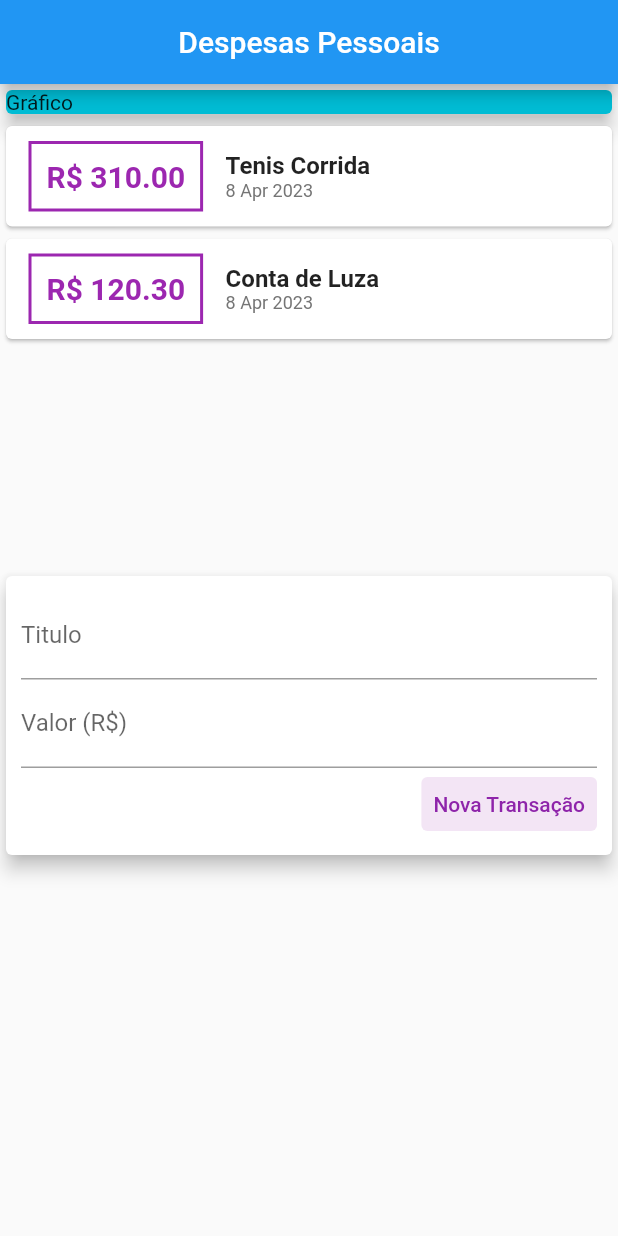
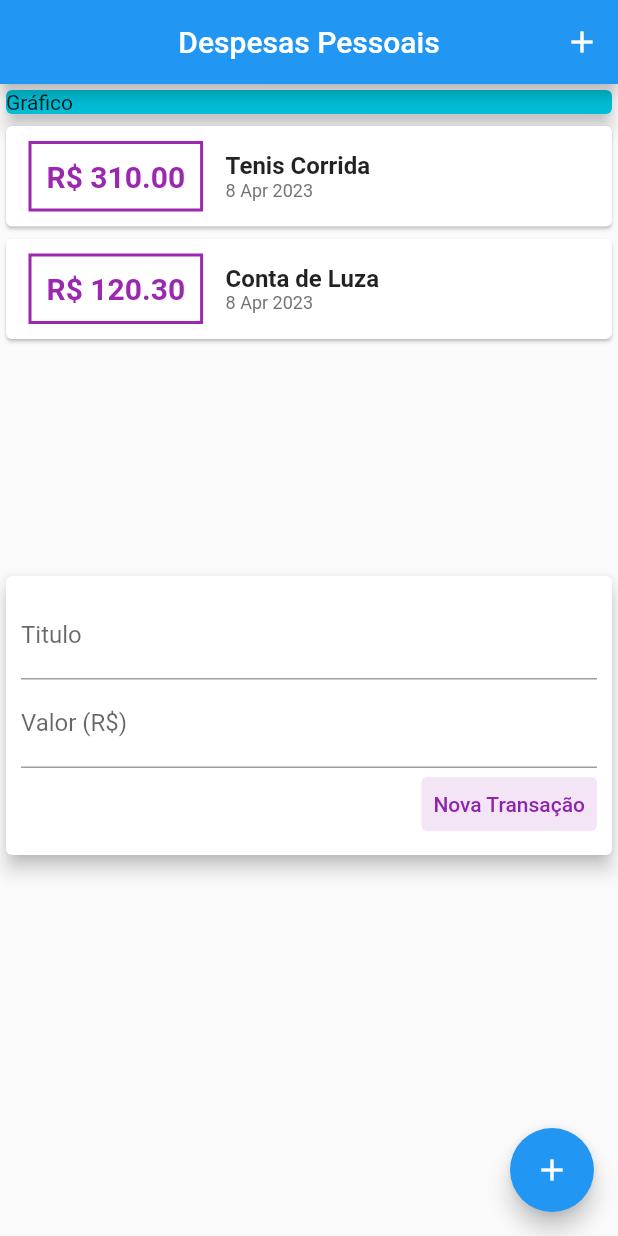
Before and after one commit to 9reis/despesas_pessoais__flutter, a Flutter app: the screen it shows after launch, on a phone screen of 412 x 824 dp. Run offline on Flutter 3.47's test engine with Material 2 defaults, Android fonts, the phone set to English and light mode, and no system bars.

Commit message:
Botoes para adicionar Transação

```diff
--- a/lib/main.dart
+++ b/lib/main.dart
@@ -25,6 +25,12 @@ class MyHomePage extends StatelessWidget {
       appBar: AppBar(
         title: Text('Despesas Pessoais'),
         centerTitle: true,
+        actions: [
+          IconButton(
+            icon: Icon(Icons.add),
+            onPressed: () {},
+          ),
+        ],
       ),
       body: SingleChildScrollView(
         child: Column(
@@ -41,6 +47,10 @@ class MyHomePage extends StatelessWidget {
           ],
         ),
       ),
+      floatingActionButton: FloatingActionButton(
+        child: Icon(Icons.add),
+        onPressed: () {},
+      ),
     );
   }
 }
```
